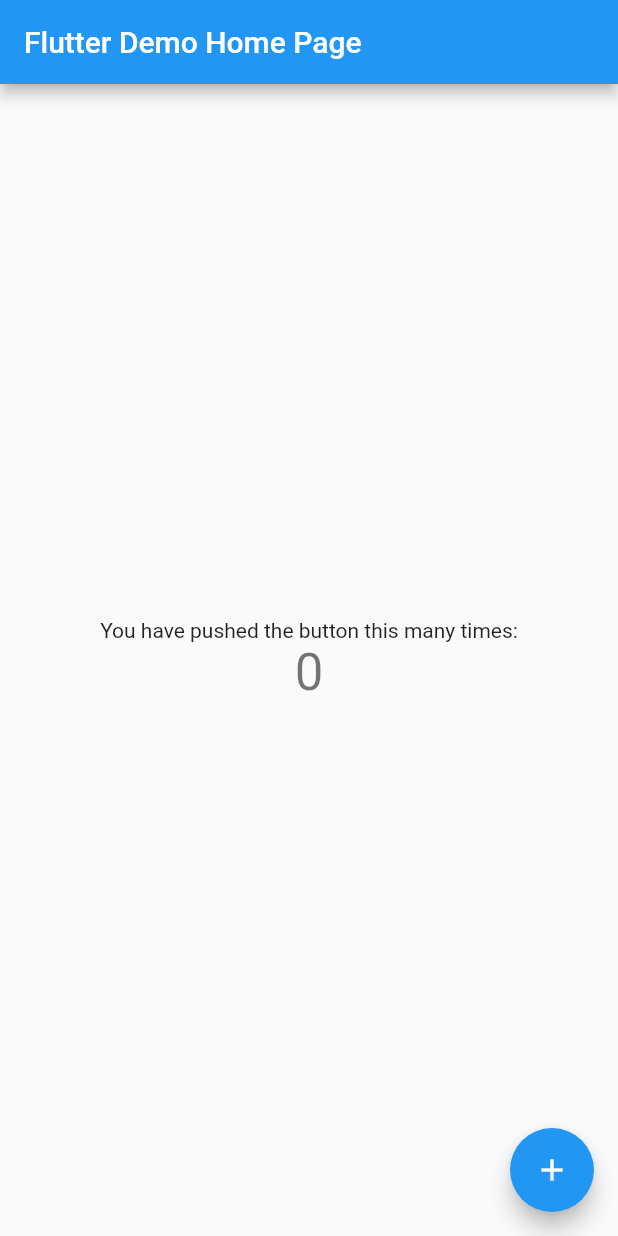
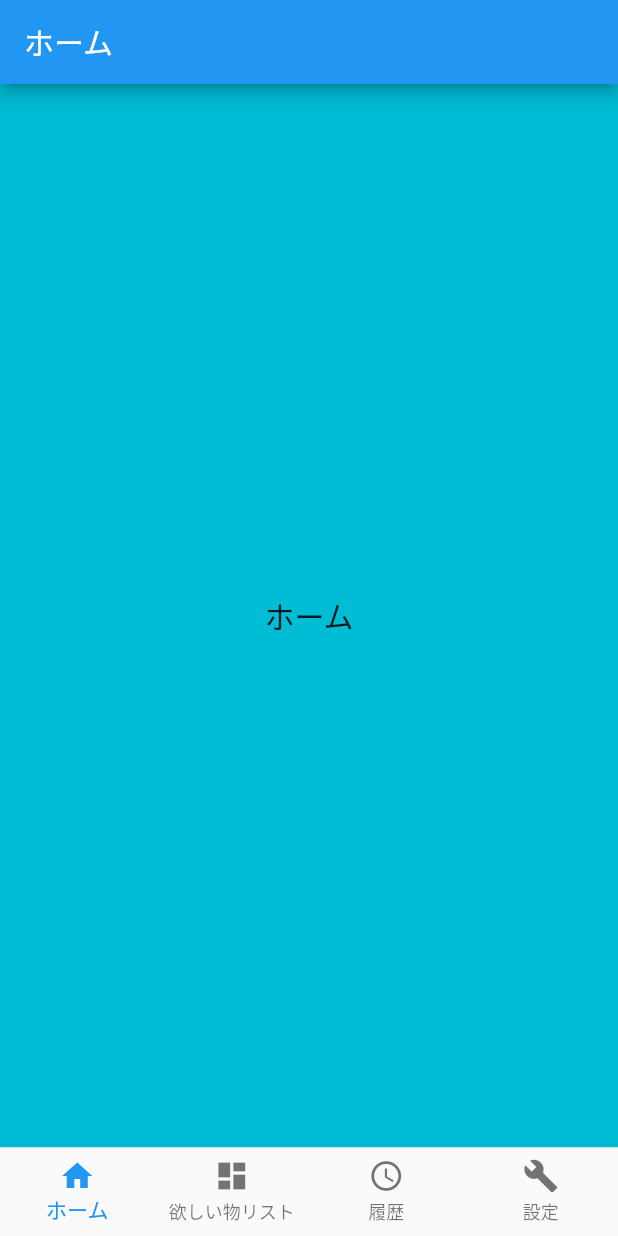
Before and after one commit to TeamSaifu/Saifu_Flutter, a Flutter app: the screen it shows after launch, on a phone screen of 412 x 824 dp. Run offline on Flutter 3.47's test engine with Material 2 defaults, Android fonts, the phone set to English and light mode, and no system bars.

Commit message:
[SIF-1] ナビゲーションバーの実装

```diff
--- a/lib/main.dart
+++ b/lib/main.dart
@@ -1,4 +1,6 @@
 import 'package:flutter/material.dart';
+
+import 'page.dart';
 
 void main() {
   runApp(MyApp());
@@ -11,15 +13,6 @@
     return MaterialApp(
       title: 'Flutter Demo',
       theme: ThemeData(
-        // This is the theme of your application.
-        //
-        // Try running your application with "flutter run". You'll see the
-        // application has a blue toolbar. Then, without quitting the app, try
-        // changing the primarySwatch below to Colors.green and then invoke
-        // "hot reload" (press "r" in the console where you ran "flutter run",
-        // or simply save your changes to "hot reload" in a Flutter IDE).
-        // Notice that the counter didn't reset back to zero; the application
-        // is not restarted.
         primarySwatch: Colors.blue,
       ),
       home: MyHomePage(title: 'Flutter Demo Home Page'),
@@ -30,15 +23,6 @@
 class MyHomePage extends StatefulWidget {
   MyHomePage({Key key, this.title}) : super(key: key);
 
-  // This widget is the home page of your application. It is stateful, meaning
-  // that it has a State object (defined below) that contains fields that affect
-  // how it looks.
-
-  // This class is the configuration for the state. It holds the values (in this
-  // case the title) provided by the parent (in this case the App widget) and
-  // used by the build method of the State. Fields in a Widget subclass are
-  // always marked "final".
-
   final String title;
 
   @override
@@ -46,68 +30,59 @@
 }
 
 class _MyHomePageState extends State<MyHomePage> {
-  int _counter = 0;
+  int _selectedIndex = 0;
 
-  void _incrementCounter() {
+  static List<Widget> _pageList = [
+    CustomPage(pannelColor: Colors.cyan, title: 'ホーム'),
+    CustomPage(pannelColor: Colors.cyan, title: '欲しい物リスト'),
+    CustomPage(pannelColor: Colors.cyan, title: '履歴'),
+    CustomPage(pannelColor: Colors.cyan, title: '設定'),
+  ];
+
+  static List<Widget> _pageTitle = [
+    Text('ホーム'),
+    Text('欲しい物リスト'),
+    Text('履歴'),
+    Text('設定'),
+  ];
+
+  void _onTap(int index) {
     setState(() {
-      // This call to setState tells the Flutter framework that something has
-      // changed in this State, which causes it to rerun the build method below
-      // so that the display can reflect the updated values. If we changed
-      // _counter without calling setState(), then the build method would not be
-      // called again, and so nothing would appear to happen.
-      _counter++;
+      _selectedIndex = index;
     });
   }
 
   @override
   Widget build(BuildContext context) {
-    // This method is rerun every time setState is called, for instance as done
-    // by the _incrementCounter method above.
-    //
-    // The Flutter framework has been optimized to make rerunning build methods
-    // fast, so that you can just rebuild anything that needs updating rather
-    // than having to individually change instances of widgets.
     return Scaffold(
       appBar: AppBar(
-        // Here we take the value from the MyHomePage object that was created by
-        // the App.build method, and use it to set our appbar title.
-        title: Text(widget.title),
+        // title: Text(widget.title),
+        title: _pageTitle[_selectedIndex],
       ),
-      body: Center(
-        // Center is a layout widget. It takes a single child and positions it
-        // in the middle of the parent.
-        child: Column(
-          // Column is also a layout widget. It takes a list of children and
-          // arranges them vertically. By default, it sizes itself to fit its
-          // children horizontally, and tries to be as tall as its parent.
-          //
-          // Invoke "debug painting" (press "p" in the console, choose the
-          // "Toggle Debug Paint" action from the Flutter Inspector in Android
-          // Studio, or the "Toggle Debug Paint" command in Visual Studio Code)
-          // to see the wireframe for each widget.
-          //
-          // Column has various properties to control how it sizes itself and
-          // how it positions its children. Here we use mainAxisAlignment to
-          // center the children vertically; the main axis here is the vertical
-          // axis because Columns are vertical (the cross axis would be
-          // horizontal).
-          mainAxisAlignment: MainAxisAlignment.center,
-          children: <Widget>[
-            Text(
-              'You have pushed the button this many times:',
-            ),
-            Text(
-              '$_counter',
-              style: Theme.of(context).textTheme.headline4,
-            ),
-          ],
-        ),
+      body: _pageList[_selectedIndex],
+      bottomNavigationBar: BottomNavigationBar(
+        items: [
+          BottomNavigationBarItem(
+            icon: Icon(Icons.home),
+            label: 'ホーム',
+          ),
+          BottomNavigationBarItem(
+            icon: Icon(Icons.dashboard),
+            label: '欲しい物リスト',
+          ),
+          BottomNavigationBarItem(
+            icon: Icon(Icons.access_time),
+            label: '履歴',
+          ),
+          BottomNavigationBarItem(
+            icon: Icon(Icons.build),
+            label: '設定',
+          ),
+        ],
+        type: BottomNavigationBarType.fixed,
+        currentIndex: _selectedIndex,
+        onTap: _onTap,
       ),
-      floatingActionButton: FloatingActionButton(
-        onPressed: _incrementCounter,
-        tooltip: 'Increment',
-        child: Icon(Icons.add),
-      ), // This trailing comma makes auto-formatting nicer for build methods.
     );
   }
 }
--- /dev/null
+++ b/lib/page.dart
@@ -0,0 +1,31 @@
+import 'package:flutter/material.dart';
+
+class CustomPage extends StatelessWidget {
+  final Color pannelColor;
+  final String title;
+
+  CustomPage({@required this.pannelColor, @required this.title});
+
+  @override
+  Widget build(BuildContext context) {
+    final titleTextStyle = Theme.of(context).textTheme.title;
+    return Container(
+      child: Center(
+        child: Container(
+          decoration: BoxDecoration(
+            color: pannelColor,
+          ),
+          child: Center(
+            child: Text(
+              title,
+              style: TextStyle(
+                fontSize: titleTextStyle.fontSize,
+                color: titleTextStyle.color,
+              ),
+            ),
+          ),
+        ),
+      ),
+    );
+  }
+}
```
